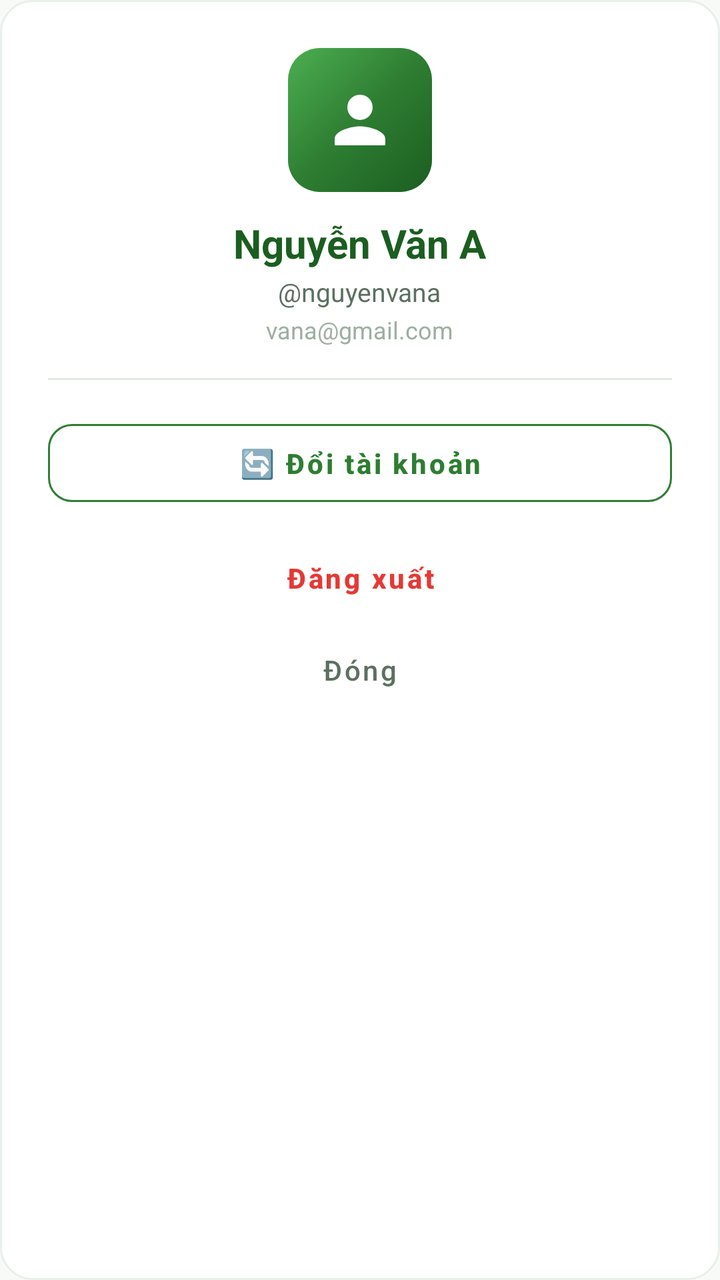
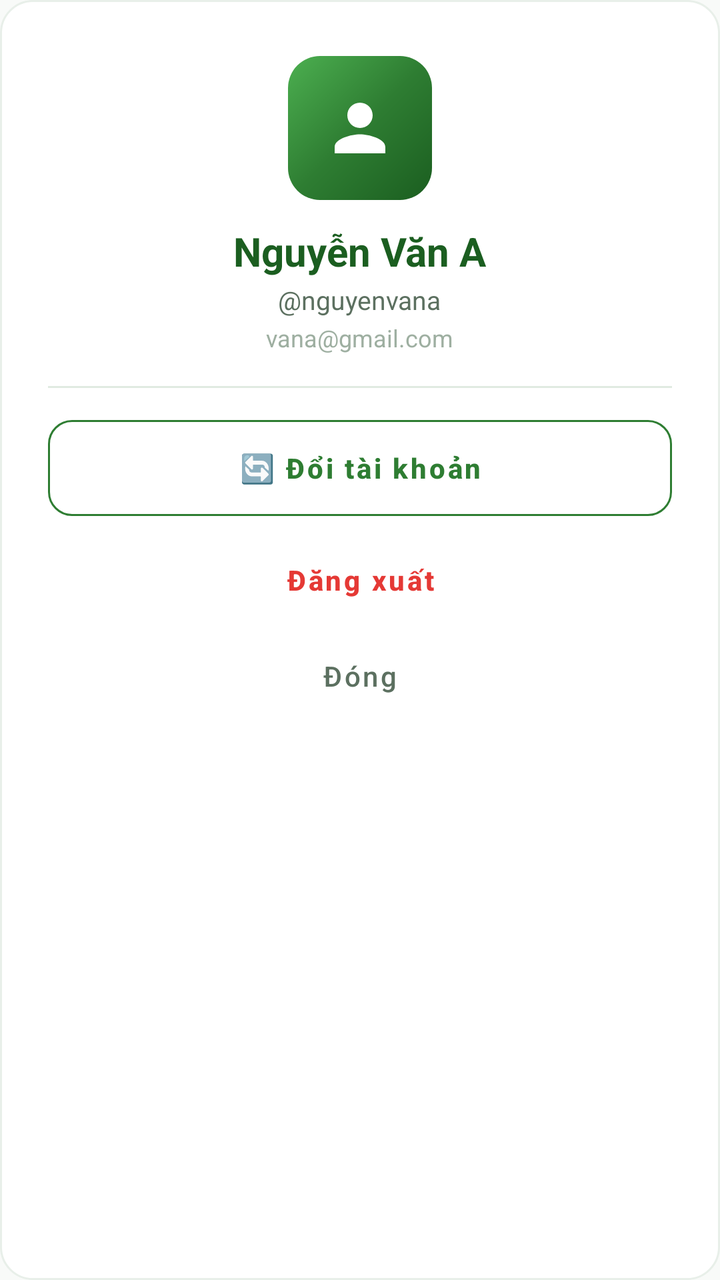

Two renders of the same Android screen: before a commit and after it. Below are the layout's source before the change and the commit's diff.
<!-- AndroidManifest.xml: application theme Theme.ChamSocSucKhoe -->
<!-- res/layout/dialog_user_profile.xml -->
<?xml version="1.0" encoding="utf-8"?>
<LinearLayout xmlns:android="http://schemas.android.com/apk/res/android"
    xmlns:app="http://schemas.android.com/apk/res-auto"
    android:layout_width="match_parent"
    android:layout_height="wrap_content"
    android:background="@drawable/bg_card_rounded"
    android:gravity="center_horizontal"
    android:orientation="vertical"
    android:padding="24dp">

    
    <FrameLayout
        android:layout_width="72dp"
        android:layout_height="72dp"
        android:background="@drawable/bg_banner_gradient">

        <ImageView
            android:layout_width="38dp"
            android:layout_height="38dp"
            android:layout_gravity="center"
            android:src="@drawable/ic_user"
            app:tint="@color/white" />
    </FrameLayout>

    <TextView
        android:id="@+id/tv_dialog_profile_fullname"
        android:layout_width="wrap_content"
        android:layout_height="wrap_content"
        android:layout_marginTop="12dp"
        android:text="Nguyễn Văn A"
        android:textColor="@color/primary_green_dark"
        android:textSize="20sp"
        android:textStyle="bold" />

    <TextView
        android:id="@+id/tv_dialog_profile_username"
        android:layout_width="wrap_content"
        android:layout_height="wrap_content"
        android:layout_marginTop="2dp"
        android:text="@nguyenvana"
        android:textColor="@color/text_secondary"
        android:textSize="13sp" />

    <TextView
        android:id="@+id/tv_dialog_profile_email"
        android:layout_width="wrap_content"
        android:layout_height="wrap_content"
        android:layout_marginTop="2dp"
        android:text="vana@gmail.com"
        android:textColor="@color/text_hint"
        android:textSize="12sp" />

    <View
        android:layout_width="match_parent"
        android:layout_height="1dp"
        android:layout_marginTop="16dp"
        android:layout_marginBottom="16dp"
        android:background="@color/divider_color" />

    
    <com.google.android.material.button.MaterialButton
        android:id="@+id/btn_dialog_switch_user"
        style="@style/Widget.MaterialComponents.Button.OutlinedButton"
        android:layout_width="match_parent"
        android:layout_height="wrap_content"
        android:minHeight="48dp"
        android:paddingTop="10dp"
        android:paddingBottom="10dp"
        android:text="🔄 Đổi tài khoản"
        android:textAllCaps="false"
        android:textColor="@color/primary_green"
        android:textSize="14sp"
        android:textStyle="bold"
        app:cornerRadius="12dp"
        app:strokeColor="@color/primary_green" />

    <com.google.android.material.button.MaterialButton
        android:id="@+id/btn_dialog_logout"
        style="@style/Widget.MaterialComponents.Button.TextButton"
        android:layout_width="match_parent"
        android:layout_height="48dp"
        android:layout_marginTop="8dp"
        android:text="Đăng xuất"
        android:textAllCaps="false"
        android:textColor="@color/status_danger"
        android:textSize="14sp"
        android:textStyle="bold" />

    <com.google.android.material.button.MaterialButton
        android:id="@+id/btn_dialog_profile_close"
        style="@style/Widget.MaterialComponents.Button.TextButton"
        android:layout_width="wrap_content"
        android:layout_height="44dp"
        android:text="Đóng"
        android:textAllCaps="false"
        android:textColor="@color/text_secondary"
        android:textSize="14sp" />
</LinearLayout>
<!-- resources referenced by this layout -->
<resources>
  <color name="divider_color">#E0EAE1</color>
  <color name="primary_green">#2E7D32</color>
  <color name="primary_green_dark">#1B5E20</color>
  <color name="status_danger">#E53935</color>
  <color name="text_hint">#9EAFA1</color>
  <color name="text_secondary">#5C7060</color>
  <color name="white">#FFFFFF</color>
  <!-- drawable bg_banner_gradient (drawable) -->
  <?xml version="1.0" encoding="utf-8"?>
  <shape xmlns:android="http://schemas.android.com/apk/res/android"
      android:shape="rectangle">
      <gradient
          android:angle="135"
          android:startColor="@color/primary_green_dark"
          android:centerColor="@color/primary_green"
          android:endColor="@color/primary_green_light"
          android:type="linear" />
      <corners android:radius="16dp" />
  </shape>
  <!-- drawable bg_card_rounded (drawable) -->
  <?xml version="1.0" encoding="utf-8"?>
  <shape xmlns:android="http://schemas.android.com/apk/res/android"
      android:shape="rectangle">
      <solid android:color="@color/white" />
      <corners android:radius="16dp" />
      <stroke
          android:width="1dp"
          android:color="#E8EFE9" />
  </shape>
  <!-- drawable ic_user (drawable) -->
  <vector xmlns:android="http://schemas.android.com/apk/res/android"
      android:width="24dp"
      android:height="24dp"
      android:viewportWidth="24"
      android:viewportHeight="24">
      <path
          android:fillColor="#FF000000"
          android:pathData="M12,12c2.21,0 4,-1.79 4,-4s-1.79,-4 -4,-4 -4,1.79 -4,4 1.79,4 4,4zm0,2c-2.67,0 -8,1.34 -8,4v2h16v-2c0,-2.66 -5.33,-4 -8,-4z" />
  </vector>
  <style name="Theme.ChamSocSucKhoe" parent="Theme.MaterialComponents.Light.NoActionBar">
          
          <item name="colorPrimary">@color/primary_green</item>
          <item name="colorPrimaryVariant">@color/primary_green_dark</item>
          <item name="colorOnPrimary">@color/white</item>
  
          
          <item name="colorSecondary">@color/primary_green_light</item>
          <item name="colorSecondaryVariant">@color/accent_green</item>
          <item name="colorOnSecondary">@color/white</item>
  
          
          <item name="android:statusBarColor">@color/primary_green_dark</item>
          <item name="android:windowLightStatusBar">false</item>
  
          
          <item name="android:windowBackground">@color/background_white</item>
          <item name="colorSurface">@color/card_background</item>
          <item name="colorOnSurface">@color/text_primary</item>
  
          
          <item name="bottomNavigationStyle">@style/Widget.Custom.BottomNavigationView</item>
      </style>
  <color name="primary_green_light">#4CAF50</color>
  <color name="accent_green">#66BB6A</color>
  <color name="background_white">#F8FAF8</color>
  <color name="card_background">#FFFFFF</color>
  <color name="text_primary">#1C2A1E</color>
  <style name="Widget.Custom.BottomNavigationView" parent="Widget.MaterialComponents.BottomNavigationView">
          <item name="backgroundTint">@color/white</item>
          <item name="itemIconTint">@color/bottom_nav_color_selector</item>
          <item name="itemTextColor">@color/bottom_nav_color_selector</item>
          <item name="elevation">8dp</item>
      </style>
</resources>

<!-- the commit's change to res/layout/dialog_user_profile.xml (unified diff, before → after) -->
@@ -3,10 +3,14 @@
     xmlns:app="http://schemas.android.com/apk/res-auto"
     android:layout_width="match_parent"
     android:layout_height="wrap_content"
+    android:minWidth="320dp"
     android:background="@drawable/bg_card_rounded"
     android:gravity="center_horizontal"
     android:orientation="vertical"
-    android:padding="24dp">
+    android:paddingStart="24dp"
+    android:paddingTop="28dp"
+    android:paddingEnd="24dp"
+    android:paddingBottom="24dp">
 
     
     <FrameLayout
@@ -64,8 +68,12 @@
         android:layout_width="match_parent"
         android:layout_height="wrap_content"
         android:minHeight="48dp"
-        android:paddingTop="10dp"
-        android:paddingBottom="10dp"
+        android:insetTop="0dp"
+        android:insetBottom="0dp"
+        android:paddingStart="16dp"
+        android:paddingTop="12dp"
+        android:paddingEnd="16dp"
+        android:paddingBottom="12dp"
         android:text="🔄 Đổi tài khoản"
         android:textAllCaps="false"
         android:textColor="@color/primary_green"
@@ -80,6 +88,8 @@
         android:layout_width="match_parent"
         android:layout_height="48dp"
         android:layout_marginTop="8dp"
+        android:insetTop="0dp"
+        android:insetBottom="0dp"
         android:text="Đăng xuất"
         android:textAllCaps="false"
         android:textColor="@color/status_danger"
@@ -89,8 +99,11 @@
     <com.google.android.material.button.MaterialButton
         android:id="@+id/btn_dialog_profile_close"
         style="@style/Widget.MaterialComponents.Button.TextButton"
-        android:layout_width="wrap_content"
+        android:layout_width="match_parent"
         android:layout_height="44dp"
+        android:layout_marginTop="2dp"
+        android:insetTop="0dp"
+        android:insetBottom="0dp"
         android:text="Đóng"
         android:textAllCaps="false"
         android:textColor="@color/text_secondary"
